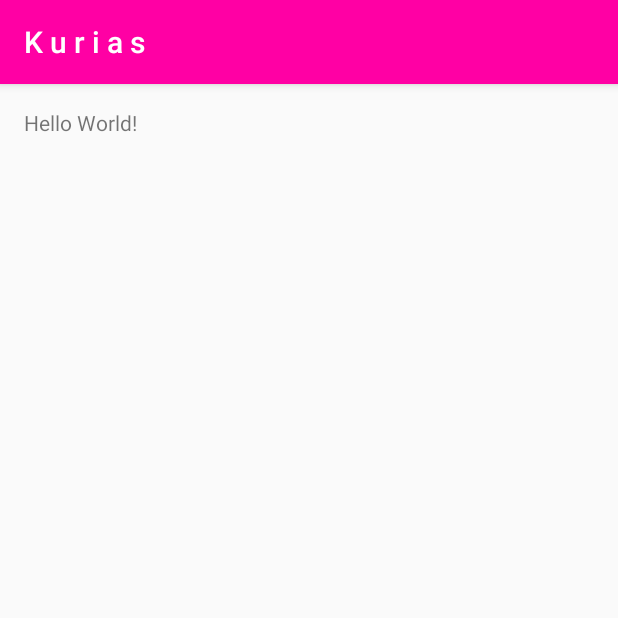
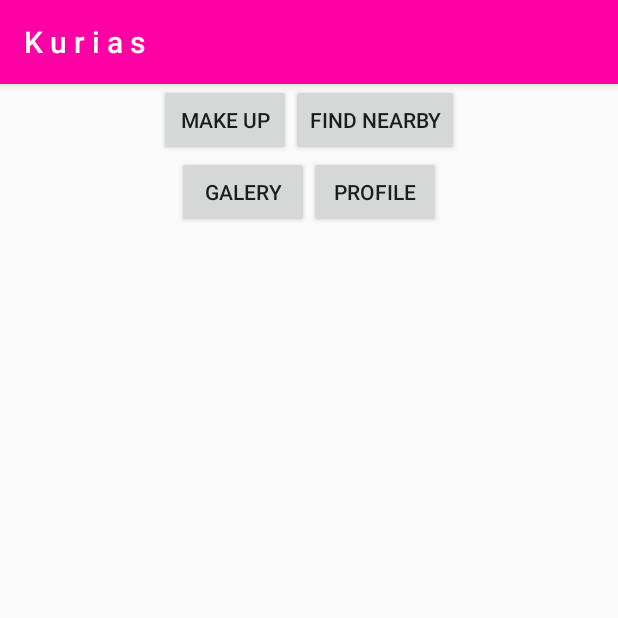
Before and after one commit to radhalucita/kurias_app_development, an Android app: the screen it shows after launch (KuriasMainActivity), on a phone screen of 412 x 824 dp, the top half of it. Run offline under Robolectric (Android 15) with nearby library versions, the phone set to English and light mode, and no system bars.

Commit message:
Rencana kasar main Activity dan sedikit intent

```diff
--- a/app/src/main/res/layout/activity_kurias_main.xml
+++ b/app/src/main/res/layout/activity_kurias_main.xml
@@ -5,14 +5,61 @@
     android:id="@+id/activity_kurias_main"
     android:layout_width="match_parent"
     android:layout_height="match_parent"
-    android:paddingBottom="@dimen/activity_vertical_margin"
-    android:paddingLeft="@dimen/activity_horizontal_margin"
-    android:paddingRight="@dimen/activity_horizontal_margin"
-    android:paddingTop="@dimen/activity_vertical_margin"
     tools:context="com.example.m4l3x.kuriasappdev.KuriasMainActivity">
 
-    <TextView
-        android:layout_width="wrap_content"
+
+    <LinearLayout
+        android:layout_width="match_parent"
         android:layout_height="wrap_content"
-        android:text="Hello World!"/>
+        android:orientation="vertical">
+        <ScrollView
+            android:layout_width="match_parent"
+            android:layout_height="wrap_content">
+            <ImageView
+                android:layout_width="wrap_content"
+                android:layout_height="wrap_content"
+               />
+        </ScrollView>
+
+        <LinearLayout
+            android:layout_width="match_parent"
+            android:layout_height="wrap_content"
+            android:orientation="horizontal"
+            android:gravity="center">
+            <Button
+                android:layout_width="wrap_content"
+                android:layout_height="wrap_content"
+                android:text="Make Up"
+                android:gravity="center"/>
+            <Button
+                android:layout_width="wrap_content"
+                android:layout_height="wrap_content"
+                android:text="Find Nearby"
+                android:gravity="center"/>
+
+
+        </LinearLayout>
+        <LinearLayout
+            android:layout_width="match_parent"
+            android:layout_height="wrap_content"
+            android:orientation="horizontal"
+            android:gravity="center">
+            <Button
+                android:layout_width="wrap_content"
+                android:layout_height="wrap_content"
+                android:text="Galery"
+                android:gravity="center"/>
+            <Button
+                android:layout_width="wrap_content"
+                android:layout_height="wrap_content"
+                android:text="Profile"
+                android:id="@+id/myProfile"
+                android:gravity="center"/>
+
+
+        </LinearLayout>
+
+
+
+    </LinearLayout>
 </RelativeLayout>
```
